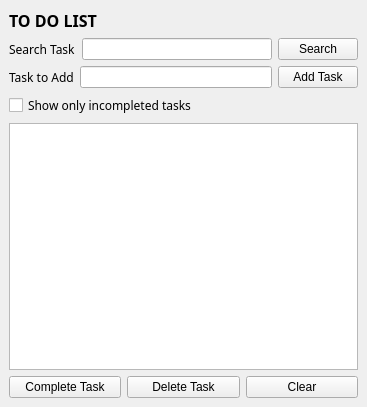
sana-ahmer/to-do-list-app, file app_TODO/mainwindow.ui: the form before one commit.
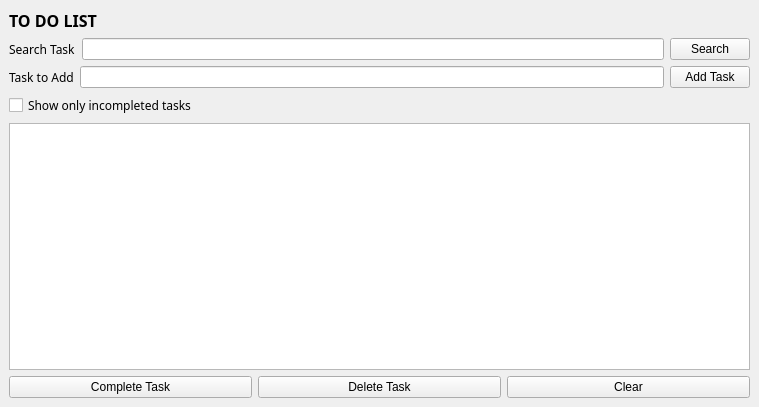
The form after the commit.

Patch:
```diff
--- a/app_TODO/mainwindow.ui
+++ b/app_TODO/mainwindow.ui
@@ -6,7 +6,7 @@
    <rect>
     <x>0</x>
     <y>0</y>
-    <width>367</width>
+    <width>759</width>
     <height>407</height>
    </rect>
   </property>
```
